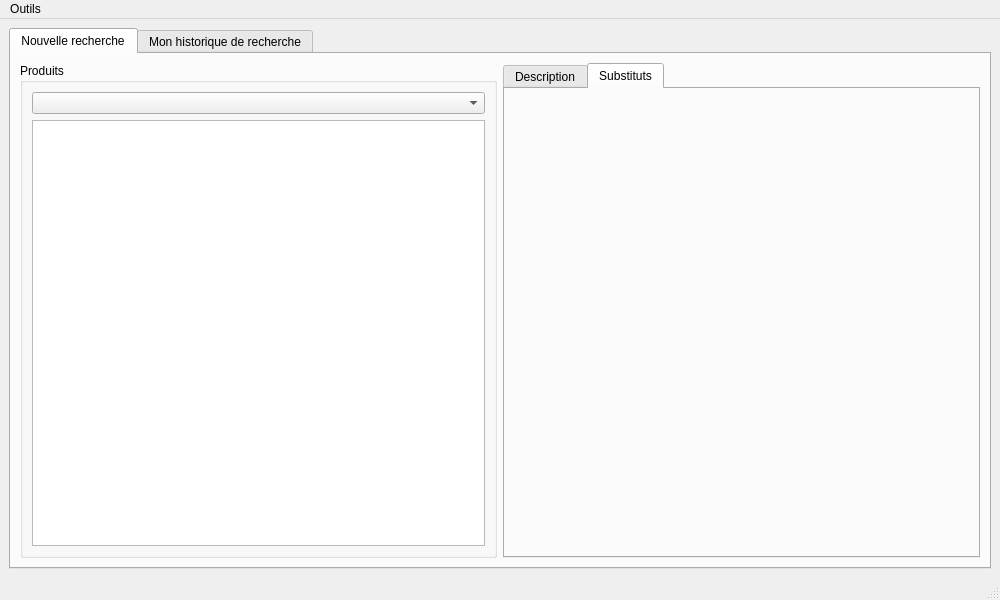
Before: the Qt Designer form views/main_window.ui in RoroTiti/OC_P5, drawn with Qt 5.
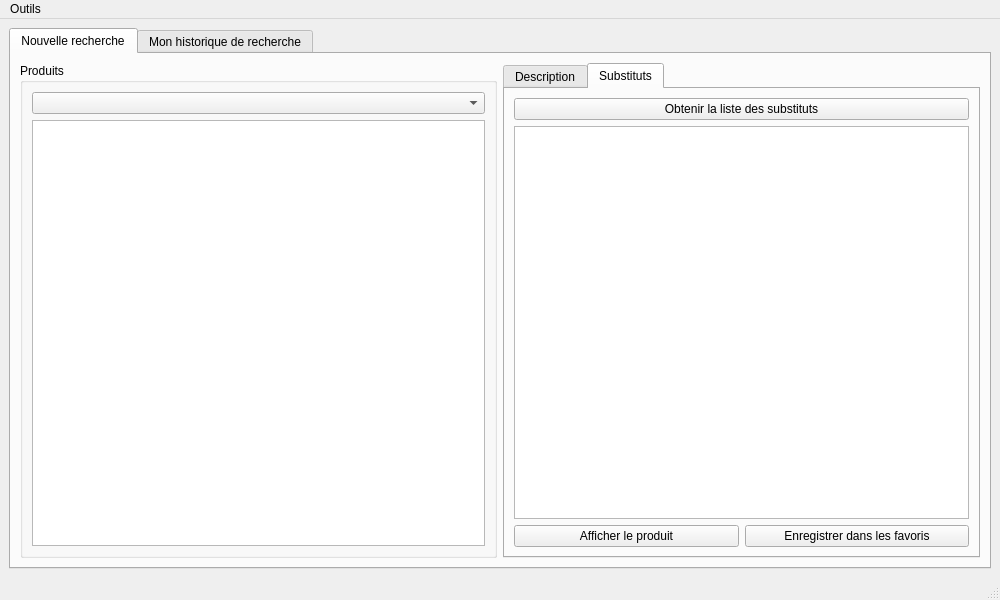
After: the same form once the commit is applied. The open tabs and pages were chosen to show the change.

Commit message: Performing fuzy search on products of same category, first step of finding substitutes

```diff
--- a/views/main_window.ui
+++ b/views/main_window.ui
@@ -173,6 +173,32 @@
            <attribute name="title">
             <string>Substituts</string>
            </attribute>
+           <layout class="QGridLayout" name="gridLayout_3">
+            <item row="2" column="0">
+             <widget class="QPushButton" name="btn_show_product">
+              <property name="text">
+               <string>Afficher le produit</string>
+              </property>
+             </widget>
+            </item>
+            <item row="2" column="1">
+             <widget class="QPushButton" name="btn_save_substitute">
+              <property name="text">
+               <string>Enregistrer dans les favoris</string>
+              </property>
+             </widget>
+            </item>
+            <item row="1" column="0" colspan="2">
+             <widget class="QListView" name="lst_substitutes"/>
+            </item>
+            <item row="0" column="0" colspan="2">
+             <widget class="QPushButton" name="btn_find_substitutes">
+              <property name="text">
+               <string>Obtenir la liste des substituts</string>
+              </property>
+             </widget>
+            </item>
+           </layout>
           </widget>
          </widget>
         </item>
```
Left out of the diff: 2 changed lines with no effect on the pictures. The commit also changes 5 other files.
